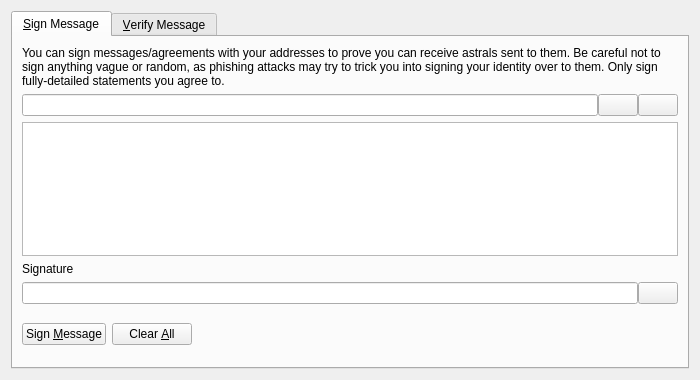
Before: the Qt Designer form src/qt/forms/signverifymessagedialog.ui in opteron-coin/opteron, drawn with Qt 5.
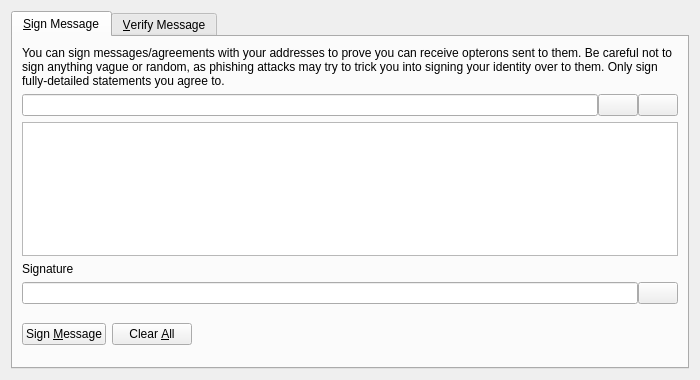
After: the same form once the commit is applied. Icons and pictures are not drawn. Custom widgets are drawn as their Qt base class.

Diff of the .ui file:
```diff
--- a/src/qt/forms/signverifymessagedialog.ui
+++ b/src/qt/forms/signverifymessagedialog.ui
@@ -30,7 +30,7 @@
        <item>
         <widget class="QLabel" name="infoLabel_SM">
          <property name="text">
-          <string>You can sign messages/agreements with your addresses to prove you can receive astrals sent to them. Be careful not to sign anything vague or random, as phishing attacks may try to trick you into signing your identity over to them. Only sign fully-detailed statements you agree to.</string>
+          <string>You can sign messages/agreements with your addresses to prove you can receive opterons sent to them. Be careful not to sign anything vague or random, as phishing attacks may try to trick you into signing your identity over to them. Only sign fully-detailed statements you agree to.</string>
          </property>
          <property name="textFormat">
           <enum>Qt::PlainText</enum>
```
Left out of the diff: 26 changed lines with no effect on the pictures.
